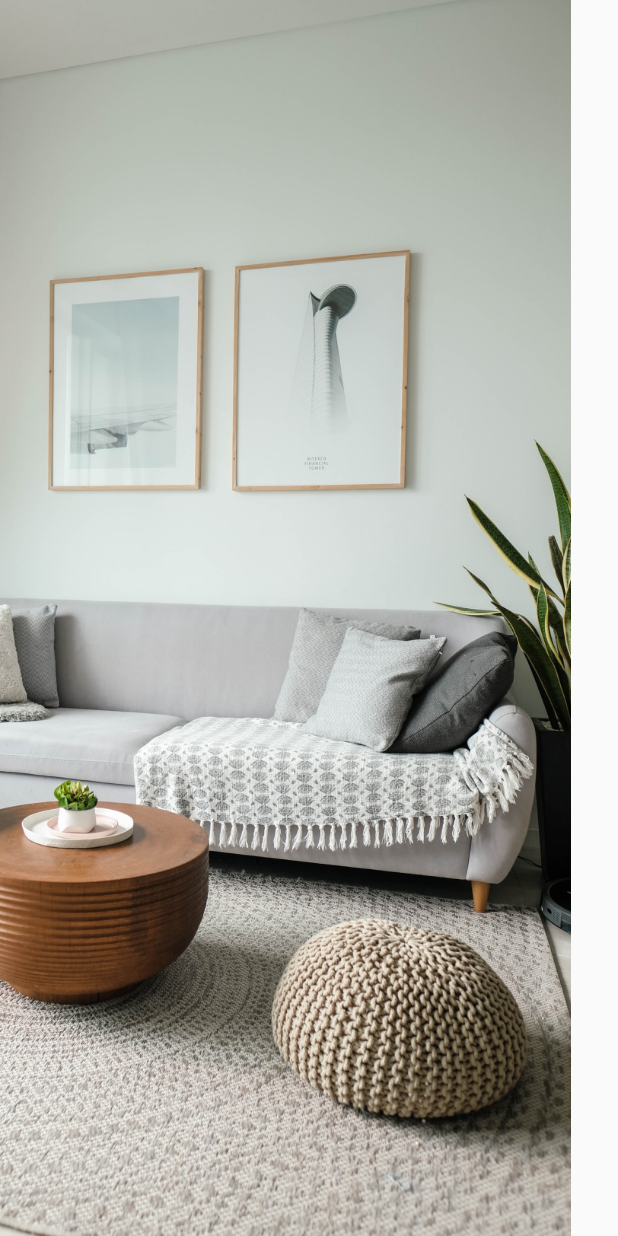
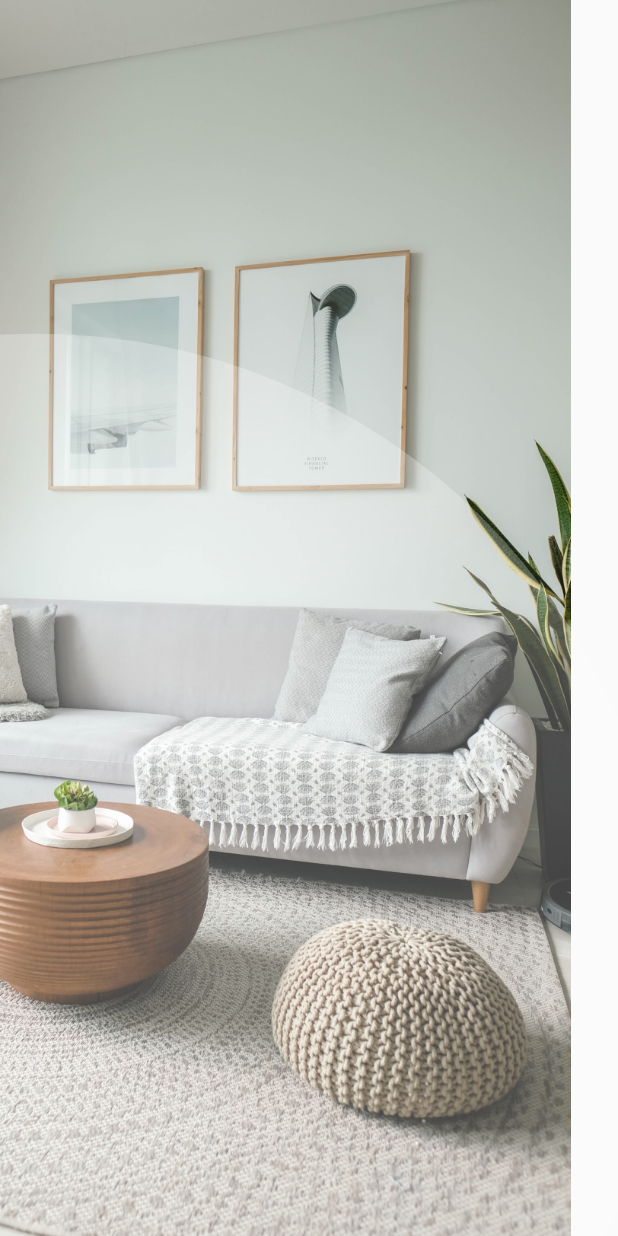
Before and after one commit to onumengine/encostay, a Flutter app: the screen it shows after launch, on a phone screen of 412 x 824 dp. Run offline on Flutter 3.47's test engine with Material 2 defaults, Android fonts, the phone set to English and light mode, and no system bars; our stand-ins replace introduction_screen; project files that could hold a hidden picture were left out.

Commit message:
paint the circular overlay with a custom painter

```diff
--- a/lib/ui/screens/splash_screen.dart
+++ b/lib/ui/screens/splash_screen.dart
@@ -11,9 +11,26 @@ class SplashScreen extends StatelessWidget {
         child: Stack(
           children: <Widget>[
             Image(image: AssetImage('lib/assets/images/splash.png'),),
+            CustomPaint(
+              painter: CircularOverlay(screenSize: MediaQuery.of(context).size),
+            ),
           ],
         ),
       ),
     );
   }
 }
+
+class CircularOverlay extends CustomPainter {
+  Size screenSize;
+  CircularOverlay({this.screenSize = const Size(0, 0)});
+
+  @override
+  void paint(Canvas canvas, Size size) {
+    Paint paintBrush = Paint()..color = brandOverlay..style = PaintingStyle.fill;
+    canvas.drawCircle(Offset((screenSize.width * 0.06), (screenSize.height * 0.78)), (screenSize.width * 1.02), paintBrush);
+  }
+
+  @override
+  bool shouldRepaint(covariant CustomPainter oldDelegate) => false;
+}
```
